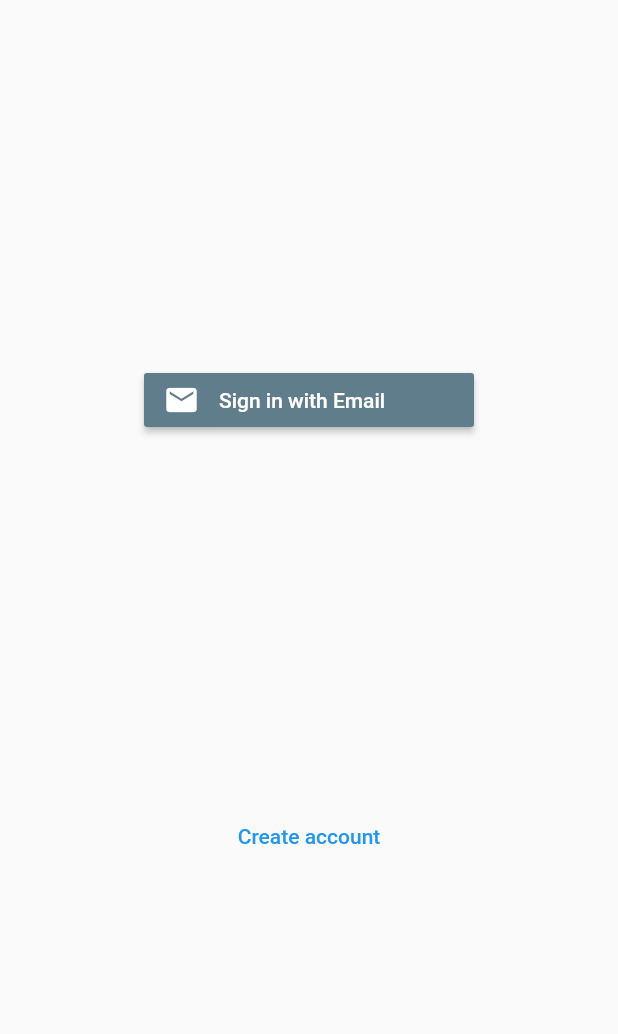
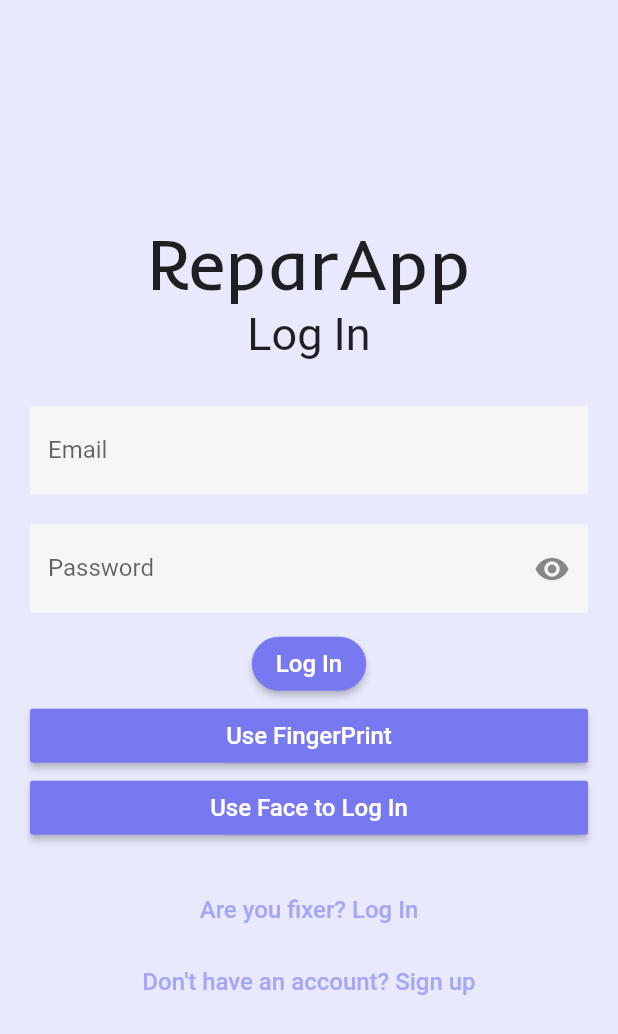
Before and after one commit to Josedf/reparapp, a Flutter app: the screen it shows after launch, on a phone screen of 412 x 824 dp. Shown: the top 1034 px of the screen. Run offline on Flutter 3.47's test engine with Material 2 defaults, Android fonts, the phone set to English and light mode, and no system bars; our stand-ins replace cloud_firestore, firebase_auth, firebase_core, flutter_signin_button, get; accounts and stored records are empty.

Commit message:
Se inicio el desarrollo de la pagina Login

```diff
--- a/lib/main.dart
+++ b/lib/main.dart
@@ -1,62 +1,11 @@
 import 'package:firebase_core/firebase_core.dart';
 import 'package:flutter/material.dart';
+import 'package:get/get.dart';
+import 'package:reparapp/ui/my_app.dart';
+import 'firebase/firebase_central.dart';
 
-import 'firebase/firebase_central.dart';
 
 void main() {
   // this is the key
-  WidgetsFlutterBinding.ensureInitialized();
   runApp(MyApp());
 }
-
-class MyApp extends StatelessWidget {
-  final Future<FirebaseApp> _initialization = Firebase.initializeApp();
-  @override
-  Widget build(BuildContext context) {
-    return MaterialApp(
-      debugShowCheckedModeBanner: false,
-      title: 'Flutter Demo',
-      theme: ThemeData(
-        primarySwatch: Colors.blue,
-      ),
-      home: Scaffold(
-          body: FutureBuilder(
-        future: _initialization,
-        builder: (context, snapshot) {
-          if (snapshot.hasError) {
-            print("error ${snapshot.error}");
-            return Wrong();
-          }
-          if (snapshot.connectionState == ConnectionState.done) {
-            //return GoogleCentral();
-            return FirebaseCentral();
-          }
-
-          return Loading();
-        },
-      )),
-    );
-  }
-}
-
-class Wrong extends StatelessWidget {
-  //const Wrong({Key key}) : super(key: key);
-
-  @override
-  Widget build(BuildContext context) {
-    return Container(
-      child: Center(child: Text("Something went wrong")),
-    );
-  }
-}
-
-class Loading extends StatelessWidget {
-  //const Loading({Key key}) : super(key: key);
-
-  @override
-  Widget build(BuildContext context) {
-    return Container(
-      child: Center(child: Text("Loading")),
-    );
-  }
-}
--- /dev/null
+++ b/lib/main2.dart
@@ -0,0 +1,60 @@
+import 'package:firebase_core/firebase_core.dart';
+import 'package:flutter/material.dart';
+
+import 'firebase/firebase_central.dart';
+
+void main() {
+  // this is the key
+  WidgetsFlutterBinding.ensureInitialized();
+  runApp(MyApp());
+}
+
+class MyApp extends StatelessWidget {
+  final Future<FirebaseApp> _initialization = Firebase.initializeApp();
+  @override
+  Widget build(BuildContext context) {
+    return MaterialApp(
+      debugShowCheckedModeBanner: false,
+      title: 'Flutter Demo',
+      theme: ThemeData(scaffoldBackgroundColor: const Color(0xFFE8E9FC)),
+      home: Scaffold(
+          body: FutureBuilder(
+        future: _initialization,
+        builder: (context, snapshot) {
+          if (snapshot.hasError) {
+            print("error ${snapshot.error}");
+            return Wrong();
+          }
+          if (snapshot.connectionState == ConnectionState.done) {
+            //return GoogleCentral();
+            return FirebaseCentral();
+          }
+
+          return Loading();
+        },
+      )),
+    );
+  }
+}
+
+class Wrong extends StatelessWidget {
+  //const Wrong({Key key}) : super(key: key);
+
+  @override
+  Widget build(BuildContext context) {
+    return Container(
+      child: Center(child: Text("Something went wrong")),
+    );
+  }
+}
+
+class Loading extends StatelessWidget {
+  //const Loading({Key key}) : super(key: key);
+
+  @override
+  Widget build(BuildContext context) {
+    return Container(
+      child: Center(child: Text("Loading")),
+    );
+  }
+}
--- /dev/null
+++ b/lib/ui/my_app.dart
@@ -0,0 +1,18 @@
+
+import 'package:flutter/material.dart';
+import 'package:get/get.dart';
+import 'package:reparapp/ui/pages/login.dart';
+
+class MyApp extends StatelessWidget {
+  @override
+  Widget build(BuildContext context) {
+    return GetMaterialApp(
+      debugShowCheckedModeBanner: false,
+      title: 'Authentication Flow',
+      theme: ThemeData(scaffoldBackgroundColor: const Color(0xFFE8E9FC)),
+      //home: Content(),
+      //home: SignUpPage(),
+      home: LoginPage(),
+    );
+  }
+}
--- /dev/null
+++ b/lib/ui/pages/login.dart
@@ -0,0 +1,117 @@
+import 'package:flutter/cupertino.dart';
+import 'package:flutter/material.dart';
+import 'package:get/get.dart';
+
+class LoginPage extends StatefulWidget {
+  const LoginPage({Key? key}) : super(key: key);
+
+  @override
+  _LoginPageState createState() => _LoginPageState();
+}
+
+class _LoginPageState extends State<LoginPage> {
+  final emailController = TextEditingController();
+  final passwordController = TextEditingController();
+  bool _isObscure = true;
+
+  @override
+  void initState() {
+    _isObscure = true;
+    super.initState();
+  }
+
+  @override
+  Widget build(BuildContext context) {
+    return Scaffold(
+        body: Center(
+      child: Column(
+        mainAxisAlignment: MainAxisAlignment.center,
+        children: [
+          const Text(
+            "ReparApp",
+            style: TextStyle(fontFamily: 'Inder', fontSize: 48),
+          ),
+          const Text(
+            "Log In",
+            style: TextStyle(fontSize: 30),
+          ),
+          Padding(
+            padding: EdgeInsets.all(20.0),
+            child: Form(
+                child: Column(
+              children: <Widget>[
+                Padding(
+                  padding: EdgeInsets.only(top: 10.0, bottom: 10.0),
+                  child: TextFormField(
+                    controller: emailController,
+                    decoration: const InputDecoration(
+                        border: InputBorder.none,
+                        filled: true,
+                        fillColor: Color(0xFFF6F6F6),
+                        labelText: 'Email'),
+                  ),
+                ),
+                Padding(
+                  padding: EdgeInsets.only(top: 10.0, bottom: 10.0),
+                  child: TextFormField(
+                    obscureText: _isObscure,
+                    controller: passwordController,
+                    decoration: InputDecoration(
+                        border: InputBorder.none,
+                        filled: true,
+                        fillColor: Color(0xFFF6F6F6),
+                        labelText: 'Password',
+                        suffixIcon: IconButton(
+                          icon: Icon(_isObscure
+                              ? Icons.visibility
+                              : Icons.visibility_off),
+                          onPressed: () {
+                            setState(() {
+                              _isObscure = !_isObscure;
+                            });
+                          },
+                        )),
+                  ),
+                ),
+                ElevatedButton(
+                  onPressed: () {},
+                  child: Text("Log In",
+                      style: TextStyle(fontSize: 16, color: Colors.white)),
+                  style: ElevatedButton.styleFrom(
+                    primary: Color(0xFF7879F1),
+                    shape: RoundedRectangleBorder(
+                      borderRadius: BorderRadius.circular(20.0)
+                    ),
+
+                  ),
+                ),
+                MaterialButton(
+                  onPressed: () {},
+                  child: Text("Use FingerPrint",
+                      style: TextStyle(fontSize: 16, color: Colors.white)),
+                  minWidth: double.maxFinite,
+                  color: Color(0xFF7879F1),
+                ),
+                MaterialButton(
+                  onPressed: () {},
+                  child: Text("Use Face to Log In",
+                      style: TextStyle(fontSize: 16, color: Colors.white)),
+                  minWidth: double.maxFinite,
+                  color: Color(0xFF7879F1),
+                ),
+              ],
+            )),
+          ),
+          TextButton(
+              onPressed: () {},
+              child: Text("Are you fixer? Log In",
+                  style: TextStyle(fontSize: 16, color: Color(0xFFA5A6F6)))),
+          TextButton(
+              onPressed: () {},
+              child: Text("Don't have an account? Sign up",
+                  style: TextStyle(fontSize: 16, color: Color(0xFFA5A6F6))))
+        ],
+      ),
+    ));
+  }
+}
```
Also changed, not shown: pubspec.yaml (+5 -5 lines), assets/fonts/Inder-Regular.ttf (added), assets/huella.png (added), pubspec.lock, 1 other file.
